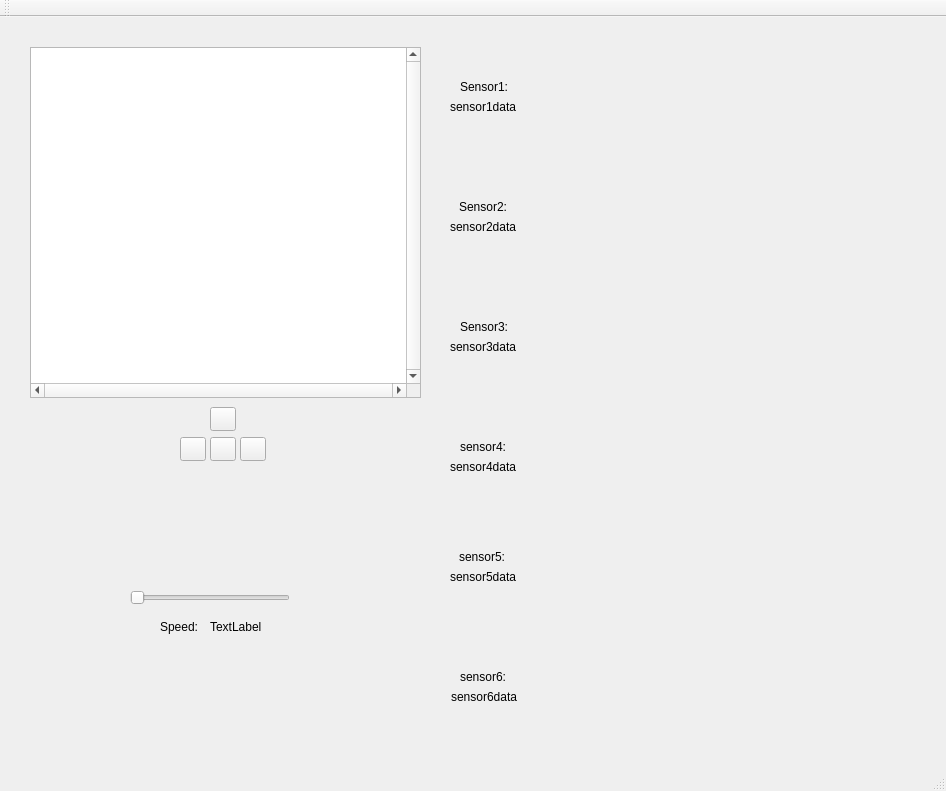
Old version of the form Kod/Styr/STYR/STYR/mapGUI/gui.ui in the repository hansfilipelo/Kandidadprojekt.
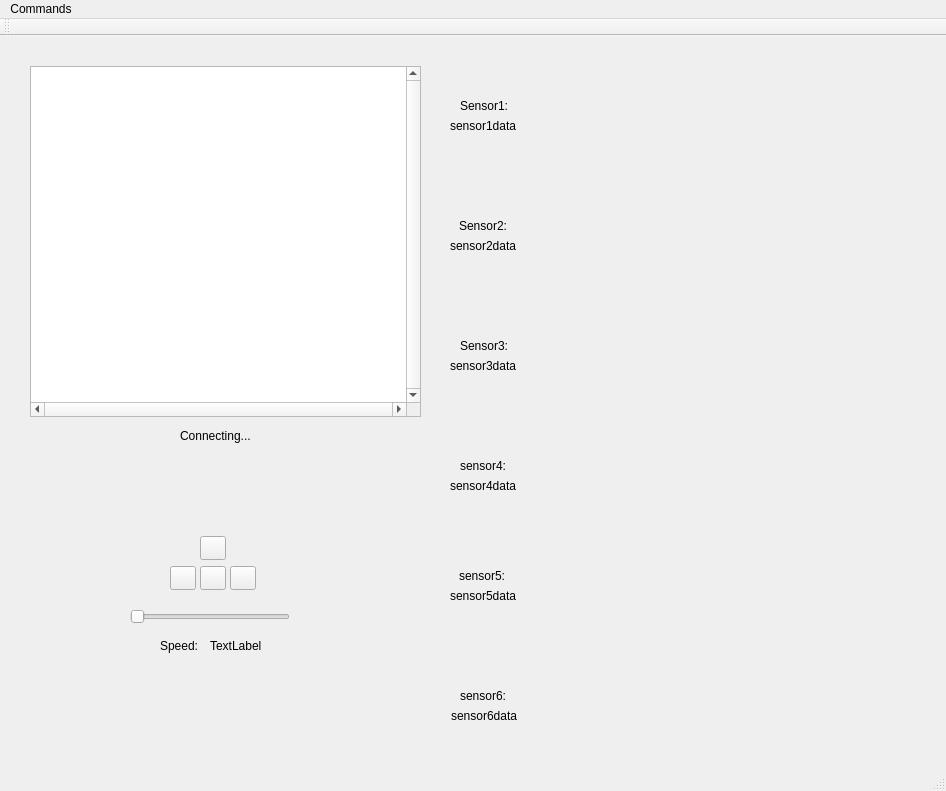
New version of the form. Custom widgets are drawn as their Qt base class.

Commit message: Program will now reconnect to bluetooth if the connection fails. Added arrow key button support

Diff of the .ui file:
```diff
--- a/Kod/Styr/STYR/STYR/mapGUI/gui.ui
+++ b/Kod/Styr/STYR/STYR/mapGUI/gui.ui
@@ -49,8 +49,8 @@
    <widget class="QToolButton" name="upButton">
     <property name="geometry">
      <rect>
-      <x>210</x>
-      <y>390</y>
+      <x>200</x>
+      <y>500</y>
       <width>26</width>
       <height>24</height>
      </rect>
@@ -62,8 +62,8 @@
    <widget class="QToolButton" name="downButton">
     <property name="geometry">
      <rect>
-      <x>210</x>
-      <y>420</y>
+      <x>200</x>
+      <y>530</y>
       <width>26</width>
       <height>24</height>
      </rect>
@@ -75,8 +75,8 @@
    <widget class="QToolButton" name="leftButton">
     <property name="geometry">
      <rect>
-      <x>180</x>
-      <y>420</y>
+      <x>170</x>
+      <y>530</y>
       <width>26</width>
       <height>24</height>
      </rect>
@@ -88,8 +88,8 @@
    <widget class="QToolButton" name="rightButton">
     <property name="geometry">
      <rect>
-      <x>240</x>
-      <y>420</y>
+      <x>230</x>
+      <y>530</y>
       <width>26</width>
       <height>24</height>
      </rect>
@@ -376,6 +376,19 @@
      </size>
     </property>
    </widget>
+   <widget class="QLabel" name="label">
+    <property name="geometry">
+     <rect>
+      <x>180</x>
+      <y>390</y>
+      <width>91</width>
+      <height>20</height>
+     </rect>
+    </property>
+    <property name="text">
+     <string>Connecting...</string>
+    </property>
+   </widget>
   </widget>
   <widget class="QMenuBar" name="menuBar">
    <property name="geometry">
@@ -386,6 +399,16 @@
      <height>22</height>
     </rect>
    </property>
+   <widget class="QMenu" name="menuCommands">
+    <property name="title">
+     <string>Commands</string>
+    </property>
+    <addaction name="actionForward"/>
+    <addaction name="actionDown"/>
+    <addaction name="actionLeft"/>
+    <addaction name="actionRight"/>
+   </widget>
+   <addaction name="menuCommands"/>
   </widget>
   <widget class="QToolBar" name="mainToolBar">
    <attribute name="toolBarArea">
```
Left out of the diff: 32 changed lines with no effect on the pictures. The commit also changes 3 other files.
